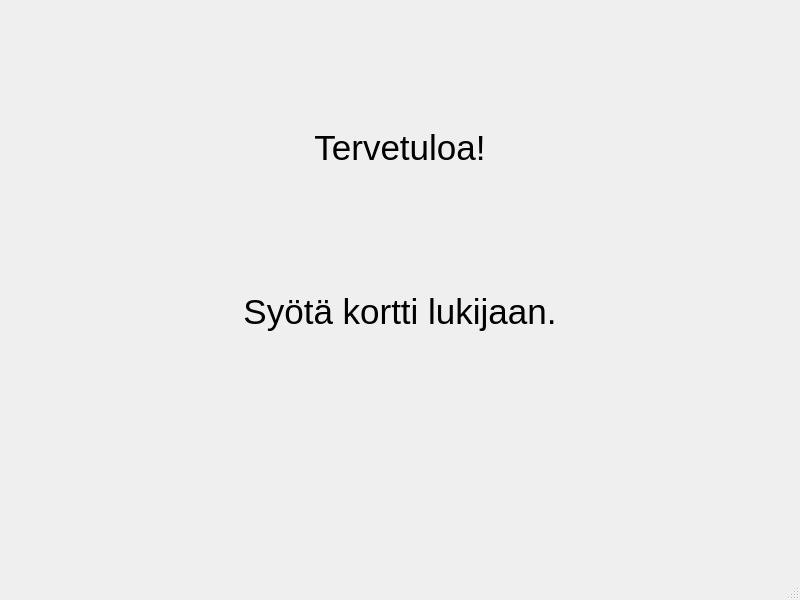
Old version of the form qt_frontend/banksimul35/mainwindow.ui in the repository PauliRekila/Banksimul.
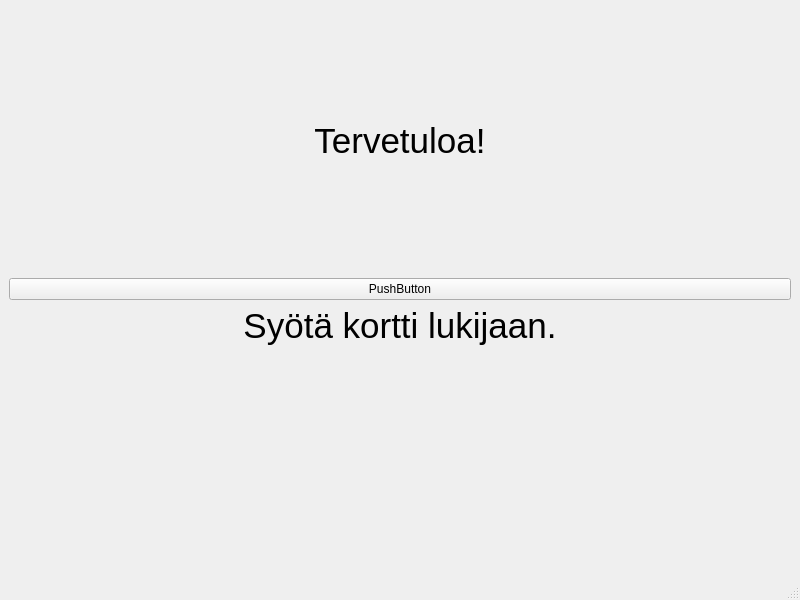
New version of the form.

```diff
--- a/qt_frontend/banksimul35/mainwindow.ui
+++ b/qt_frontend/banksimul35/mainwindow.ui
@@ -32,6 +32,13 @@
         </property>
        </widget>
       </item>
+      <item>
+       <widget class="QPushButton" name="pushButton">
+        <property name="text">
+         <string>PushButton</string>
+        </property>
+       </widget>
+      </item>
       <item>
        <widget class="QLabel" name="label_2">
         <property name="font">
```
Left out of the diff: 2 changed lines with no effect on the pictures.
